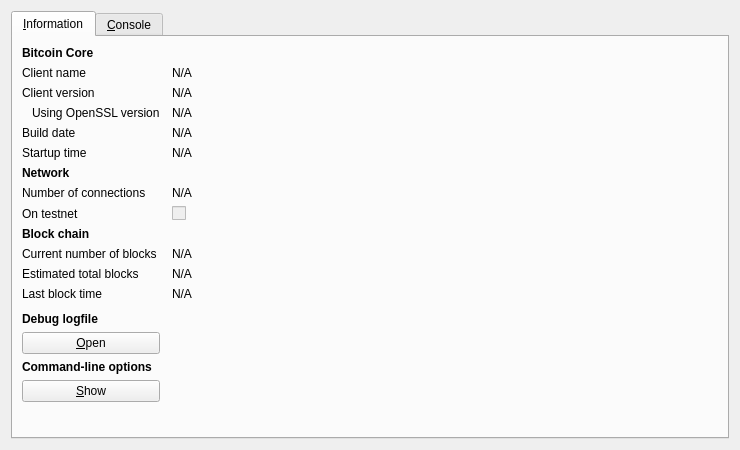
Above: src/qt/forms/rpcconsole.ui from NobleCoinNOBL/noblecoin before the change. Below: the same form after it.
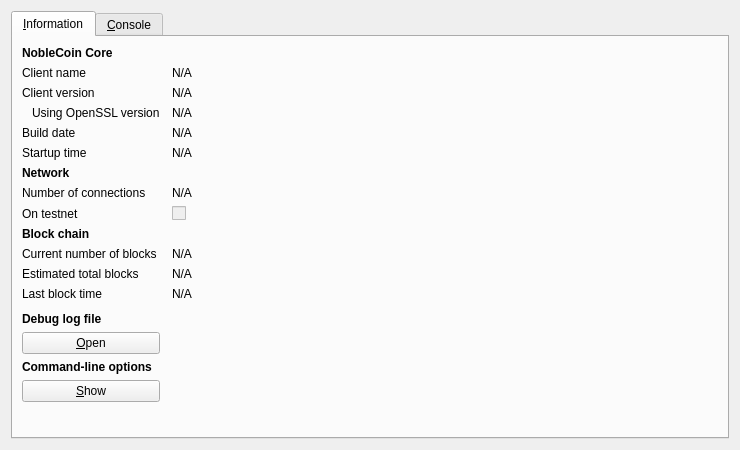
That is the form after the change. Icons and pictures are not drawn.

Commit message: RPC Console Cleanup/Design

```diff
--- a/src/qt/forms/rpcconsole.ui
+++ b/src/qt/forms/rpcconsole.ui
@@ -36,7 +36,7 @@
           </font>
          </property>
          <property name="text">
-          <string>Bitcoin Core</string>
+          <string>NobleCoin Core</string>
          </property>
         </widget>
        </item>
@@ -315,7 +315,7 @@
           </font>
          </property>
          <property name="text">
-          <string>Debug logfile</string>
+          <string>Debug log file</string>
          </property>
         </widget>
        </item>
```
Left out of the diff: 9 changed lines with no effect on the pictures.
